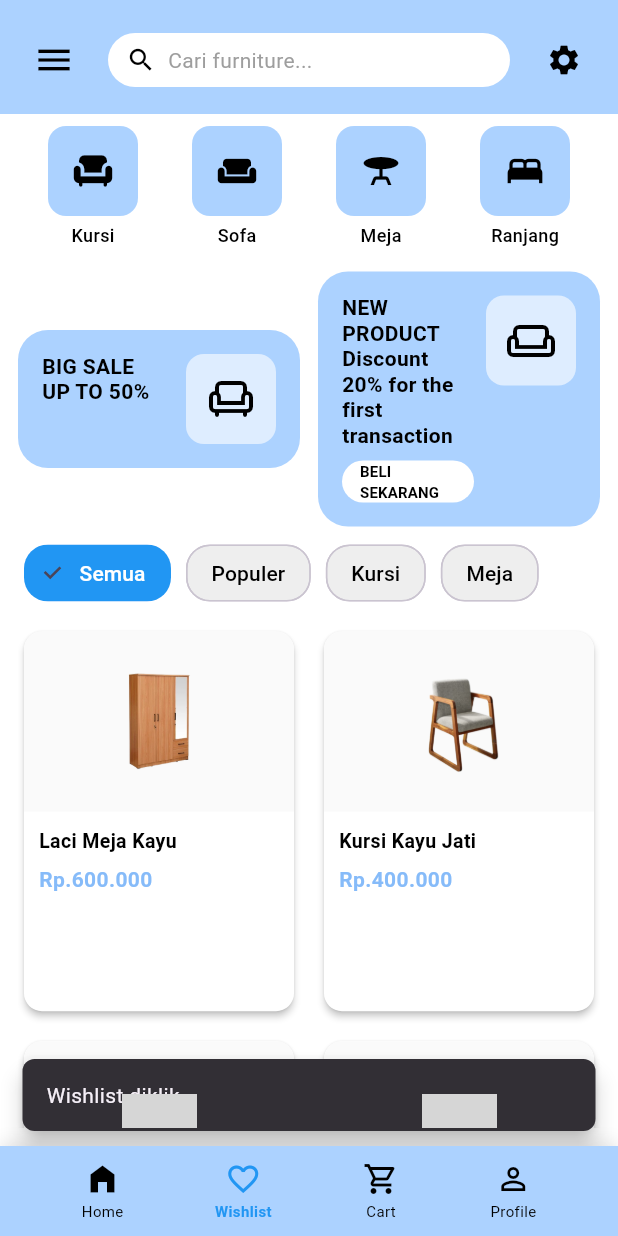
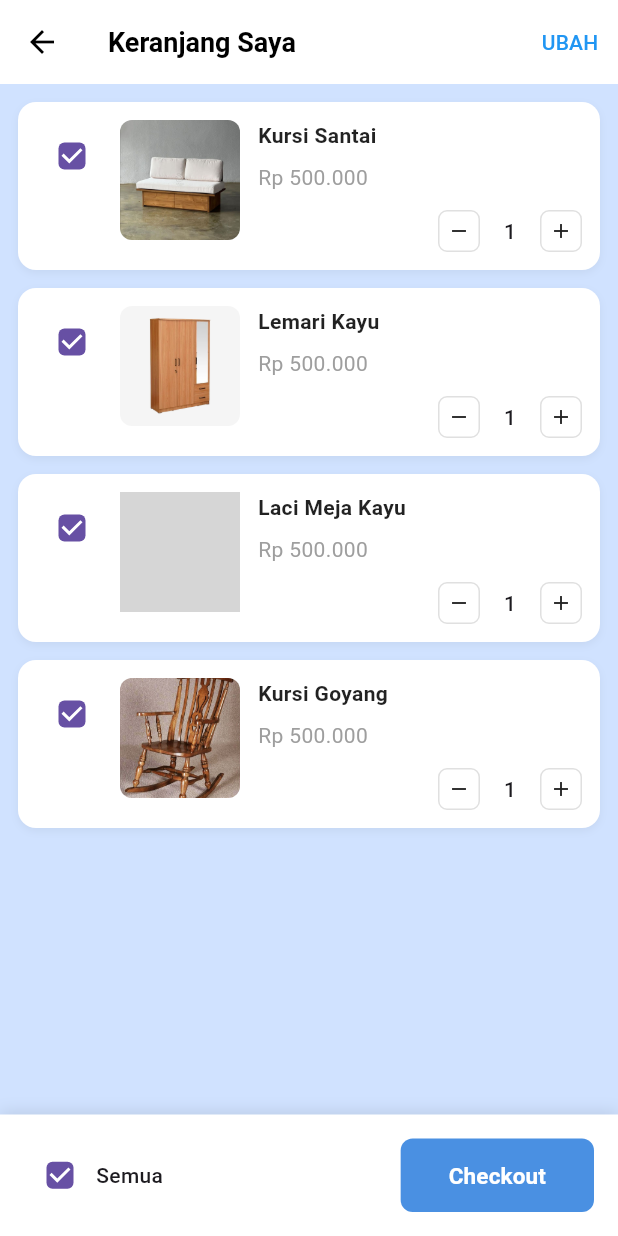
Before and after one commit to fahmihasanasagaf/TUBES_PPB, a Flutter app: the HomePage screen opened by its route, item 2 of the bottom bar chosen, on a phone screen of 412 x 824 dp. Run offline on Flutter 3.47's test engine with Material 3 defaults, Android fonts, the light colour scheme and no system bars; Roboto replaces fonts that are missing (Poppins); grey boxes are pictures that could not be loaded.

Commit message:
progres 7

```diff
--- a/amitrafurniture/lib/main.dart
+++ b/amitrafurniture/lib/main.dart
@@ -6,7 +6,8 @@ import 'screens/verify_page.dart';
 import 'screens/home_page.dart';
 import 'screens/profile_page.dart';
 import 'screens/customer_service_page.dart';
-
+import 'screens/cart_screen.dart';
+import 'screens/notification_page.dart';
 
 void main() {
   runApp(const MyApp());
@@ -33,8 +34,9 @@ class MyApp extends StatelessWidget {
         '/home': (context) => const HomePage(),
         '/profile': (context) => const ProfilePage(),
         '/customer_service': (context) => const CustomerServicePage(),
+        '/cart': (context) => const CartScreen(),
+        '/notification': (context) => NotificationPage(),
       },
-
     );
   }
 }
--- /dev/null
+++ b/amitrafurniture/lib/screens/cart_screen.dart
@@ -0,0 +1,358 @@
+import 'package:flutter/material.dart';
+
+// Export CartScreen untuk digunakan di main.dart
+class CartScreen extends StatelessWidget {
+  const CartScreen({Key? key}) : super(key: key);
+
+  @override
+  Widget build(BuildContext context) {
+    return const CartPage();
+  }
+}
+
+class CartPage extends StatefulWidget {
+  const CartPage({Key? key}) : super(key: key);
+
+  @override
+  State<CartPage> createState() => _CartPageState();
+}
+
+class _CartPageState extends State<CartPage> {
+  List<CartItem> cartItems = [
+    CartItem(
+      id: '1',
+      name: 'Kursi Santai',
+      price: 500000,
+      quantity: 1,
+      isSelected: true,
+      imageUrl: 'assets/images/kursisantai.jpeg',
+    ),
+    CartItem(
+      id: '2',
+      name: 'Lemari Kayu',
+      price: 500000,
+      quantity: 1,
+      isSelected: true,
+      imageUrl: 'assets/images/Lemari.png',
+    ),
+    CartItem(
+      id: '3',
+      name: 'Laci Meja Kayu',
+      price: 500000,
+      quantity: 1,
+      isSelected: true,
+      imageUrl: 'assets/images/laci meja.jpg',
+    ),
+    CartItem(
+      id: '4',
+      name: 'Kursi Goyang',
+      price: 500000,
+      quantity: 1,
+      isSelected: true,
+      imageUrl: 'assets/images/kursigoyang.jpeg',
+    ),
+  ];
+
+  bool selectAll = true;
+
+  void toggleSelectAll(bool? value) {
+    setState(() {
+      selectAll = value ?? false;
+      for (var item in cartItems) {
+        item.isSelected = selectAll;
+      }
+    });
+  }
+
+  void toggleItemSelection(int index, bool? value) {
+    setState(() {
+      cartItems[index].isSelected = value ?? false;
+      selectAll = cartItems.every((item) => item.isSelected);
+    });
+  }
+
+  void incrementQuantity(int index) {
+    setState(() {
+      cartItems[index].quantity++;
+    });
+  }
+
+  void decrementQuantity(int index) {
+    setState(() {
+      if (cartItems[index].quantity > 1) {
+        cartItems[index].quantity--;
+      }
+    });
+  }
+
+  int getTotalPrice() {
+    return cartItems
+        .where((item) => item.isSelected)
+        .fold(0, (sum, item) => sum + (item.price * item.quantity));
+  }
+
+  @override
+  Widget build(BuildContext context) {
+    return Scaffold(
+      appBar: AppBar(
+        backgroundColor: Colors.white,
+        elevation: 0,
+        leading: IconButton(
+          icon: const Icon(Icons.arrow_back, color: Colors.black),
+          onPressed: () {
+            Navigator.pop(context);
+          },
+        ),
+        title: const Text(
+          'Keranjang Saya',
+          style: TextStyle(
+            color: Colors.black,
+            fontSize: 18,
+            fontWeight: FontWeight.w600,
+          ),
+        ),
+        actions: [
+          TextButton(
+            onPressed: () {},
+            child: const Text(
+              'UBAH',
+              style: TextStyle(
+                color: Colors.blue,
+                fontSize: 14,
+                fontWeight: FontWeight.w500,
+              ),
+            ),
+          ),
+        ],
+      ),
+      body: Column(
+        children: [
+          Expanded(
+            child: ListView.builder(
+              padding: const EdgeInsets.all(12),
+              itemCount: cartItems.length,
+              itemBuilder: (context, index) {
+                final item = cartItems[index];
+                return Container(
+                  margin: const EdgeInsets.only(bottom: 12),
+                  decoration: BoxDecoration(
+                    color: Colors.white,
+                    borderRadius: BorderRadius.circular(12),
+                    boxShadow: [
+                      BoxShadow(
+                        color: Colors.black.withOpacity(0.05),
+                        blurRadius: 4,
+                        offset: const Offset(0, 2),
+                      ),
+                    ],
+                  ),
+                  child: Padding(
+                    padding: const EdgeInsets.all(12),
+                    child: Row(
+                      crossAxisAlignment: CrossAxisAlignment.start,
+                      children: [
+                        // Checkbox
+                        Checkbox(
+                          value: item.isSelected,
+                          onChanged: (value) =>
+                              toggleItemSelection(index, value),
+                          shape: RoundedRectangleBorder(
+                            borderRadius: BorderRadius.circular(4),
+                          ),
+                        ),
+                        const SizedBox(width: 8),
+                        // Product Image
+                        Container(
+                          width: 80,
+                          height: 80,
+                          decoration: BoxDecoration(
+                            color: const Color(0xFFF5F5F5),
+                            borderRadius: BorderRadius.circular(8),
+                          ),
+                          child: ClipRRect(
+                            borderRadius: BorderRadius.circular(8),
+                            child: Image.asset(
+                              item.imageUrl,
+                              fit: BoxFit.cover,
+                              errorBuilder: (context, error, stackTrace) {
+                                return Center(
+                                  child: Icon(
+                                    Icons.image_not_supported_outlined,
+                                    size: 40,
+                                    color: Colors.grey[400],
+                                  ),
+                                );
+                              },
+                            ),
+                          ),
+                        ),
+                        const SizedBox(width: 12),
+                        // Product Details
+                        Expanded(
+                          child: Column(
+                            crossAxisAlignment: CrossAxisAlignment.start,
+                            children: [
+                              Text(
+                                item.name,
+                                style: const TextStyle(
+                                  fontSize: 14,
+                                  fontWeight: FontWeight.w600,
+                                  color: Colors.black87,
+                                ),
+                              ),
+                              const SizedBox(height: 8),
+                              Text(
+                                'Rp ${item.price.toString().replaceAllMapped(RegExp(r'(\d{1,3})(?=(\d{3})+(?!\d))'), (Match m) => '${m[1]}.')}',
+                                style: const TextStyle(
+                                  fontSize: 14,
+                                  color: Colors.grey,
+                                ),
+                              ),
+                              const SizedBox(height: 12),
+                              // Quantity Controls
+                              Row(
+                                mainAxisAlignment: MainAxisAlignment.end,
+                                children: [
+                                  InkWell(
+                                    onTap: () => decrementQuantity(index),
+                                    child: Container(
+                                      width: 28,
+                                      height: 28,
+                                      decoration: BoxDecoration(
+                                        border: Border.all(
+                                            color: Colors.grey[300]!),
+                                        borderRadius: BorderRadius.circular(6),
+                                      ),
+                                      child: const Icon(
+                                        Icons.remove,
+                                        size: 16,
+                                        color: Colors.black87,
+                                      ),
+                                    ),
+                                  ),
+                                  Container(
+                                    width: 40,
+                                    alignment: Alignment.center,
+                                    child: Text(
+                                      '${item.quantity}',
+                                      style: const TextStyle(
+                                        fontSize: 14,
+                                        fontWeight: FontWeight.w500,
+                                      ),
+                                    ),
+                                  ),
+                                  InkWell(
+                                    onTap: () => incrementQuantity(index),
+                                    child: Container(
+                                      width: 28,
+                                      height: 28,
+                                      decoration: BoxDecoration(
+                                        border: Border.all(
+                                            color: Colors.grey[300]!),
+                                        borderRadius: BorderRadius.circular(6),
+                                      ),
+                                      child: const Icon(
+                                        Icons.add,
+                                        size: 16,
+                                        color: Colors.black87,
+                                      ),
+                                    ),
+                                  ),
+                                ],
+                              ),
+                            ],
+                          ),
+                        ),
+                      ],
+                    ),
+                  ),
+                );
+              },
+            ),
+          ),
+          // Bottom Bar
+          Container(
+            decoration: BoxDecoration(
+              color: Colors.white,
+              boxShadow: [
+                BoxShadow(
+                  color: Colors.black.withOpacity(0.1),
+                  blurRadius: 8,
+                  offset: const Offset(0, -2),
+                ),
+              ],
+            ),
+            child: SafeArea(
+              child: Padding(
+                padding: const EdgeInsets.all(16),
+                child: Row(
+                  children: [
+                    // Select All Checkbox
+                    Checkbox(
+                      value: selectAll,
+                      onChanged: toggleSelectAll,
+                      shape: RoundedRectangleBorder(
+                        borderRadius: BorderRadius.circular(4),
+                      ),
+                    ),
+                    const Text(
+                      'Semua',
+                      style: TextStyle(
+                        fontSize: 14,
+                        fontWeight: FontWeight.w500,
+                      ),
+                    ),
+                    const Spacer(),
+                    // Checkout Button
+                    ElevatedButton(
+                      onPressed: () {
+                        // Handle checkout
+                      },
+                      style: ElevatedButton.styleFrom(
+                        backgroundColor: const Color(0xFF4A90E2),
+                        foregroundColor: Colors.white,
+                        padding: const EdgeInsets.symmetric(
+                          horizontal: 32,
+                          vertical: 14,
+                        ),
+                        shape: RoundedRectangleBorder(
+                          borderRadius: BorderRadius.circular(8),
+                        ),
+                        elevation: 0,
+                      ),
+                      child: const Text(
+                        'Checkout',
+                        style: TextStyle(
+                          fontSize: 15,
+                          fontWeight: FontWeight.w600,
+                        ),
+                      ),
+                    ),
+                  ],
+                ),
+              ),
+            ),
+          ),
+        ],
+      ),
+    );
+  }
+}
+
+class CartItem {
+  final String id;
+  final String name;
+  final int price;
+  int quantity;
+  bool isSelected;
+  final String imageUrl;
+
+  CartItem({
+    required this.id,
+    required this.name,
+    required this.price,
+    required this.quantity,
+    required this.isSelected,
+    required this.imageUrl,
+  });
+}
--- a/amitrafurniture/lib/screens/home_page.dart
+++ b/amitrafurniture/lib/screens/home_page.dart
@@ -4,6 +4,7 @@ import 'package:flutter/material.dart';
 import '../models/product_model.dart';
 import '../data/product_data.dart';
 import 'product_detail_screen.dart';
+import 'notification_page.dart';
 
 // Color palette inspired by the Figma "Frame"
 const Color kLightBlue = Color(0xFFACD2FF);
@@ -71,12 +72,6 @@ class _HomePageState extends State<HomePage> {
       child: Row(
         mainAxisAlignment: MainAxisAlignment.spaceBetween,
         children: [
-          IconButton(
-            icon: const Icon(Icons.menu, color: kPrimaryText, size: 28),
-            onPressed: () {
-              _showSnackBar(context, 'Menu diklik');
-            },
-          ),
           Expanded(
             child: Container(
               margin: const EdgeInsets.symmetric(horizontal: 12),
@@ -99,12 +94,6 @@ class _HomePageState extends State<HomePage> {
                 ],
               ),
             ),
-          ),
-          IconButton(
-            icon: const Icon(Icons.settings, color: kPrimaryText, size: 24),
-            onPressed: () {
-              _showSnackBar(context, 'Pengaturan diklik');
-            },
           ),
         ],
       ),
@@ -427,9 +416,9 @@ class _HomePageState extends State<HomePage> {
             mainAxisAlignment: MainAxisAlignment.spaceAround,
             children: [
               _buildBottomNavItem(Icons.home_filled, 'Home', 0),
-              _buildBottomNavItem(Icons.favorite_border, 'Wishlist', 1),
               _buildBottomNavItem(Icons.shopping_cart_outlined, 'Cart', 2),
-              _buildBottomNavItem(Icons.person_outline, 'Profile', 3),
+              _buildBottomNavItem(Icons.notifications_none, 'Notifications', 3),
+              _buildBottomNavItem(Icons.person_outline, 'Profile', 4),
             ],
           ),
         ),
@@ -444,7 +433,24 @@ class _HomePageState extends State<HomePage> {
       color: Colors.transparent,
       child: InkWell(
         onTap: () {
-          if (index == 3) {
+          setState(() {
+            _currentBottomNavIndex = index;
+          });
+
+          // Navigate based on index
+          if (index == 2) {
+            // Cart navigation
+            Navigator.pushNamed(context, '/cart');
+          } else if (index == 3) {
+            // Notifications navigation - TAMBAHKAN INI
+            Navigator.push(
+              context,
+              MaterialPageRoute(
+                builder: (context) => NotificationPage(),
+              ),
+            );
+          } else if (index == 4) {
+            // Profile navigation
             Navigator.push(
               context,
               MaterialPageRoute(
@@ -452,9 +458,7 @@ class _HomePageState extends State<HomePage> {
               ),
             );
           } else {
-            setState(() {
-              _currentBottomNavIndex = index;
-            });
+            // Other navigation items
             _showSnackBar(context, '$label diklik');
           }
         },
--- a/amitrafurniture/pubspec.yaml
+++ b/amitrafurniture/pubspec.yaml
@@ -26,3 +26,6 @@ flutter:
     - assets/images/whatsapp.png
     - assets/images/Kursi.png
     - assets/images/Lemari.png
+    - assets/images/laci meja.jpg
+    - assets/images/kursigoyang.jpeg
+    - assets/images/kursisantai.jpeg
```
Also changed, not shown: amitrafurniture/lib/screens/notification_page.dart (added, +137 -0 lines), amitrafurniture/assets/images/laci meja.jpg (added). Lines whose indentation alone changed are shown as unchanged.
